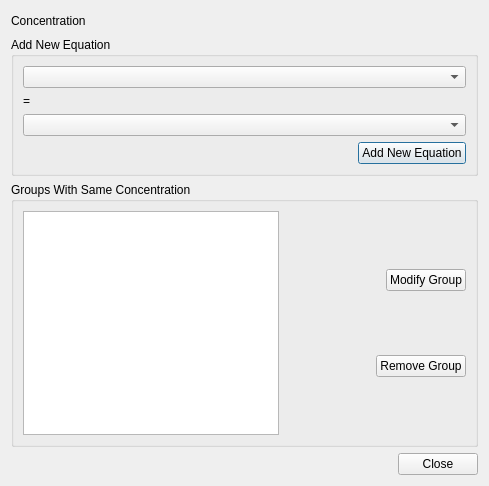
Qt form src/icfixdialog.ui (3x380V/SorpSim) before a commit.
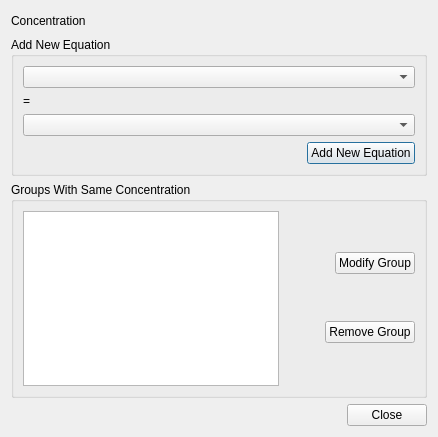
The same form after that commit.

Commit message: Shrink dialogs to min. required size

```diff
--- a/src/icfixdialog.ui
+++ b/src/icfixdialog.ui
@@ -6,8 +6,8 @@
    <rect>
     <x>0</x>
     <y>0</y>
-    <width>489</width>
-    <height>486</height>
+    <width>429</width>
+    <height>437</height>
    </rect>
   </property>
   <property name="sizePolicy">
```
The commit also changes 7 other files.
